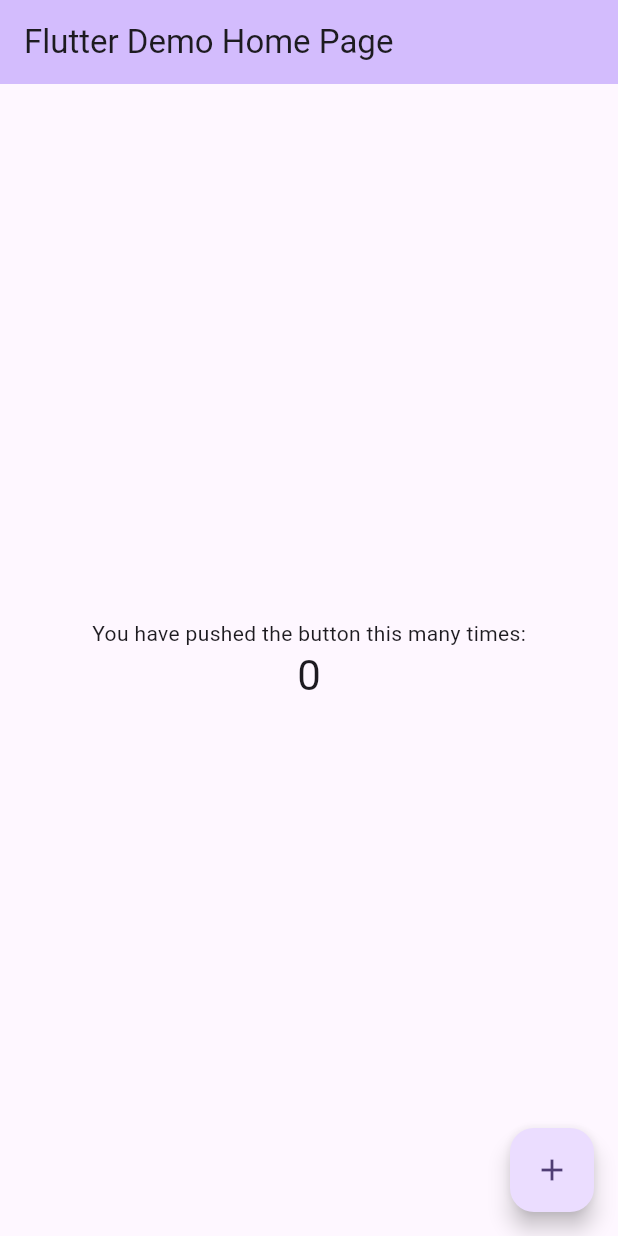
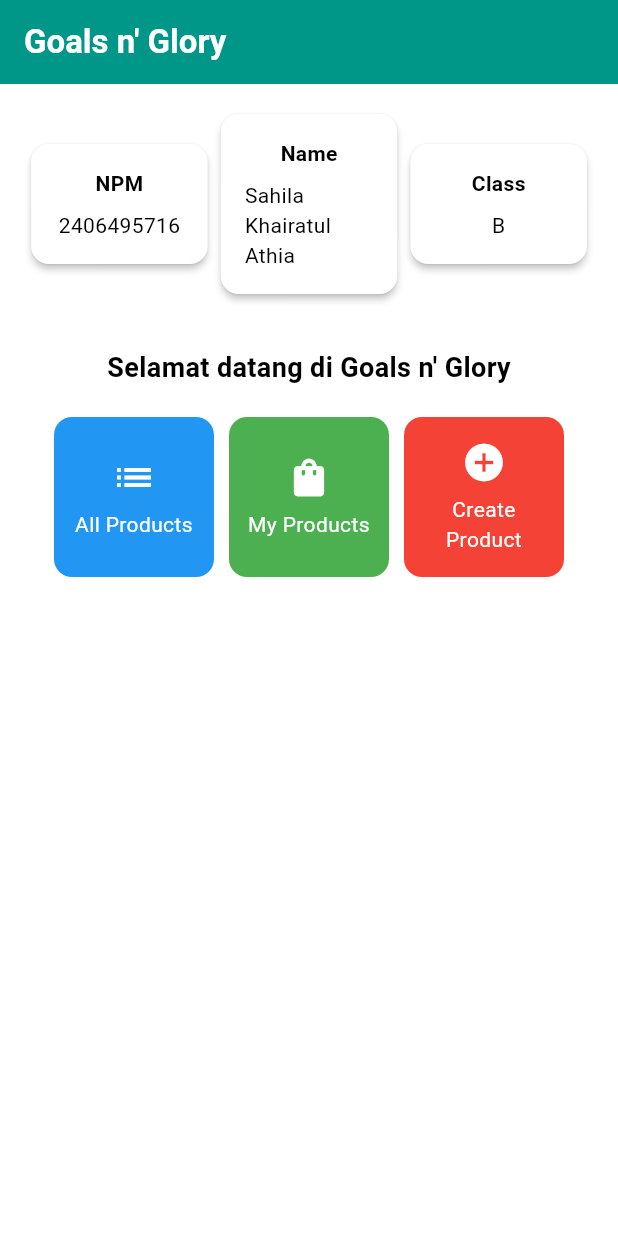
Before and after one commit to sahilaathia/goals-n-glory-mobile, a Flutter app: the screen it shows after launch, on a phone screen of 412 x 824 dp. Run offline on Flutter 3.47's test engine with Material 3 defaults, Android fonts, the light colour scheme and no system bars.

Commit message:
Tugas 7: Implementasi Elemen Dasar Flutter Done

```diff
--- a/lib/main.dart
+++ b/lib/main.dart
@@ -1,4 +1,5 @@
 import 'package:flutter/material.dart';
+import 'package:goals_n_glory_mobile/menu.dart';
 
 void main() {
   runApp(const MyApp());
@@ -28,95 +29,10 @@
         //
         // This works for code too, not just values: Most code changes can be
         // tested with just a hot reload.
-        colorScheme: ColorScheme.fromSeed(seedColor: Colors.deepPurple),
+        colorScheme: ColorScheme.fromSwatch(primarySwatch: Colors.teal)
+        .copyWith(secondary: Colors.tealAccent[400]),
       ),
-      home: const MyHomePage(title: 'Flutter Demo Home Page'),
+      home: MyHomePage(),
     );
   }
 }
-
-class MyHomePage extends StatefulWidget {
-  const MyHomePage({super.key, required this.title});
-
-  // This widget is the home page of your application. It is stateful, meaning
-  // that it has a State object (defined below) that contains fields that affect
-  // how it looks.
-
-  // This class is the configuration for the state. It holds the values (in this
-  // case the title) provided by the parent (in this case the App widget) and
-  // used by the build method of the State. Fields in a Widget subclass are
-  // always marked "final".
-
-  final String title;
-
-  @override
-  State<MyHomePage> createState() => _MyHomePageState();
-}
-
-class _MyHomePageState extends State<MyHomePage> {
-  int _counter = 0;
-
-  void _incrementCounter() {
-    setState(() {
-      // This call to setState tells the Flutter framework that something has
-      // changed in this State, which causes it to rerun the build method below
-      // so that the display can reflect the updated values. If we changed
-      // _counter without calling setState(), then the build method would not be
-      // called again, and so nothing would appear to happen.
-      _counter++;
-    });
-  }
-
-  @override
-  Widget build(BuildContext context) {
-    // This method is rerun every time setState is called, for instance as done
-    // by the _incrementCounter method above.
-    //
-    // The Flutter framework has been optimized to make rerunning build methods
-    // fast, so that you can just rebuild anything that needs updating rather
-    // than having to individually change instances of widgets.
-    return Scaffold(
-      appBar: AppBar(
-        // TRY THIS: Try changing the color here to a specific color (to
-        // Colors.amber, perhaps?) and trigger a hot reload to see the AppBar
-        // change color while the other colors stay the same.
-        backgroundColor: Theme.of(context).colorScheme.inversePrimary,
-        // Here we take the value from the MyHomePage object that was created by
-        // the App.build method, and use it to set our appbar title.
-        title: Text(widget.title),
-      ),
-      body: Center(
-        // Center is a layout widget. It takes a single child and positions it
-        // in the middle of the parent.
-        child: Column(
-          // Column is also a layout widget. It takes a list of children and
-          // arranges them vertically. By default, it sizes itself to fit its
-          // children horizontally, and tries to be as tall as its parent.
-          //
-          // Column has various properties to control how it sizes itself and
-          // how it positions its children. Here we use mainAxisAlignment to
-          // center the children vertically; the main axis here is the vertical
-          // axis because Columns are vertical (the cross axis would be
-          // horizontal).
-          //
-          // TRY THIS: Invoke "debug painting" (choose the "Toggle Debug Paint"
-          // action in the IDE, or press "p" in the console), to see the
-          // wireframe for each widget.
-          mainAxisAlignment: MainAxisAlignment.center,
-          children: <Widget>[
-            const Text('You have pushed the button this many times:'),
-            Text(
-              '$_counter',
-              style: Theme.of(context).textTheme.headlineMedium,
-            ),
-          ],
-        ),
-      ),
-      floatingActionButton: FloatingActionButton(
-        onPressed: _incrementCounter,
-        tooltip: 'Increment',
-        child: const Icon(Icons.add),
-      ), // This trailing comma makes auto-formatting nicer for build methods.
-    );
-  }
-}
--- /dev/null
+++ b/lib/menu.dart
@@ -0,0 +1,181 @@
+import 'package:flutter/material.dart';
+
+class MyHomePage extends StatelessWidget {
+  MyHomePage({super.key});
+
+  final String nama = "Sahila Khairatul Athia"; //nama
+  final String npm = "2406495716"; //npm
+  final String kelas = "B"; //kelas
+
+  final List<ItemHomepage> items = [
+    ItemHomepage("All Products", Icons.list, Colors.blue),
+    ItemHomepage("My Products", Icons.shopping_bag, Colors.green),
+    ItemHomepage("Create Product", Icons.add_circle, Colors.red),
+  ];
+
+  @override
+  Widget build(BuildContext context) {
+    // Scaffold menyediakan struktur dasar halaman dengan AppBar dan body.
+    return Scaffold(
+      // AppBar adalah bagian atas halaman yang menampilkan judul.
+      appBar: AppBar(
+        // Judul aplikasi "Goals n' Glory" dengan teks putih dan tebal.
+        title: const Text(
+          'Goals n\' Glory',
+          style: TextStyle(color: Colors.white, fontWeight: FontWeight.bold),
+        ),
+        // Warna latar belakang AppBar diambil dari skema warna tema aplikasi.
+        backgroundColor: Theme.of(context).colorScheme.primary,
+      ),
+      // Body halaman dengan padding di sekelilingnya.
+      body: Padding(
+        padding: const EdgeInsets.all(16.0),
+        // Menyusun widget secara vertikal dalam sebuah kolom.
+        child: Column(
+          crossAxisAlignment: CrossAxisAlignment.center,
+          children: [
+            // Row untuk menampilkan 3 InfoCard secara horizontal.
+            Row(
+              mainAxisAlignment: MainAxisAlignment.spaceEvenly,
+              children: [
+                InfoCard(title: 'NPM', content: npm),
+                InfoCard(title: 'Name', content: nama),
+                InfoCard(title: 'Class', content: kelas),
+              ],
+            ),
+
+            // Memberikan jarak vertikal 16 unit.
+            const SizedBox(height: 16.0),
+
+            // Menempatkan widget berikutnya di tengah halaman.
+            Center(
+              child: Column(
+                // Menyusun teks dan grid item secara vertikal.
+                children: [
+                  // Menampilkan teks sambutan dengan gaya tebal dan ukuran 18.
+                  const Padding(
+                    padding: EdgeInsets.only(top: 16.0),
+                    child: Text(
+                      'Selamat datang di Goals n\' Glory',
+                      style: TextStyle(
+                        fontWeight: FontWeight.bold,
+                        fontSize: 18.0,
+                      ),
+                    ),
+                  ),
+
+                  // Grid untuk menampilkan ItemCard dalam bentuk grid 3 kolom.
+                  GridView.count(
+                    primary: true,
+                    padding: const EdgeInsets.all(20),
+                    crossAxisSpacing: 10,
+                    mainAxisSpacing: 10,
+                    crossAxisCount: 3,
+                    // Agar grid menyesuaikan tinggi kontennya.
+                    shrinkWrap: true,
+
+                    // Menampilkan ItemCard untuk setiap item dalam list items.
+                    children: items.map((ItemHomepage item) {
+                      return ItemCard(item);
+                    }).toList(),
+                  ),
+                ],
+              ),
+            ),
+          ],
+        ),
+      ),
+    );
+  }
+}
+
+class InfoCard extends StatelessWidget {
+  // Kartu informasi yang menampilkan title dan content.
+
+  final String title; // Judul kartu.
+  final String content; // Isi kartu.
+
+  const InfoCard({super.key, required this.title, required this.content});
+
+  @override
+  Widget build(BuildContext context) {
+    return Card(
+      // Membuat kotak kartu dengan bayangan dibawahnya.
+      elevation: 2.0,
+      child: Container(
+        // Mengatur ukuran dan jarak di dalam kartu.
+        width:
+            MediaQuery.of(context).size.width /
+            3.5, // menyesuaikan dengan lebar device yang digunakan.
+        padding: const EdgeInsets.all(16.0),
+        // Menyusun title dan content secara vertikal.
+        child: Column(
+          children: [
+            Text(title, style: const TextStyle(fontWeight: FontWeight.bold)),
+            const SizedBox(height: 8.0),
+            Text(content),
+          ],
+        ),
+      ),
+    );
+  }
+}
+
+class ItemHomepage {
+  final String name;
+  final IconData icon;
+  final Color color;
+
+  ItemHomepage(this.name, this.icon, this.color);
+}
+
+class ItemCard extends StatelessWidget {
+  // Menampilkan kartu dengan ikon dan nama.
+
+  final ItemHomepage item;
+
+  const ItemCard(this.item, {super.key});
+
+  @override
+  Widget build(BuildContext context) {
+    return Material(
+      // Menentukan warna.
+      color: item.color,
+      // Membuat sudut kartu melengkung.
+      borderRadius: BorderRadius.circular(12),
+
+      child: InkWell(
+        // Aksi ketika kartu ditekan.
+        onTap: () {
+          // Menampilkan pesan SnackBar saat kartu ditekan.
+          ScaffoldMessenger.of(context)
+            ..hideCurrentSnackBar()
+            ..showSnackBar(
+              SnackBar(
+                content: Text("Kamu telah menekan tombol ${item.name}"),
+              ),
+            );
+        },
+        // Container untuk menyimpan Icon dan Text
+        child: Container(
+          padding: const EdgeInsets.all(8),
+          child: Center(
+            child: Column(
+              // Menyusun ikon dan teks di tengah kartu.
+              mainAxisAlignment: MainAxisAlignment.center,
+              children: [
+                Icon(item.icon, color: Colors.white, size: 30.0),
+                const Padding(padding: EdgeInsets.all(3)),
+                Text(
+                  item.name,
+                  textAlign: TextAlign.center,
+                  style: const TextStyle(color: Colors.white),
+                ),
+              ],
+            ),
+          ),
+        ),
+      ),
+    );
+  }
+}
```
Also changed, not shown: 1 other file.
